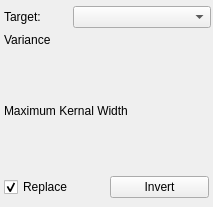
First picture: the form in src/Interface/ToolInterface/DiscreteGaussianFilterInterface.ui, repository SCIInstitute/Seg3D, before the edit.
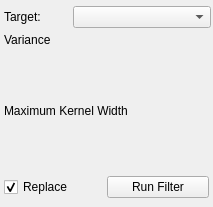
Second picture: the form after the edit.

```diff
--- a/src/Interface/ToolInterface/DiscreteGaussianFilterInterface.ui
+++ b/src/Interface/ToolInterface/DiscreteGaussianFilterInterface.ui
@@ -10,6 +10,24 @@
     <height>207</height>
    </rect>
   </property>
+  <property name="sizePolicy">
+   <sizepolicy hsizetype="Fixed" vsizetype="Fixed">
+    <horstretch>0</horstretch>
+    <verstretch>0</verstretch>
+   </sizepolicy>
+  </property>
+  <property name="minimumSize">
+   <size>
+    <width>213</width>
+    <height>207</height>
+   </size>
+  </property>
+  <property name="maximumSize">
+   <size>
+    <width>213</width>
+    <height>207</height>
+   </size>
+  </property>
   <property name="windowTitle">
    <string>Form</string>
   </property>
@@ -94,7 +112,7 @@
     <item>
      <widget class="QLabel" name="kernalLabel">
       <property name="text">
-       <string>Maximum Kernal Width</string>
+       <string>Maximum Kernel Width</string>
       </property>
      </widget>
     </item>
@@ -134,6 +152,9 @@
     </rect>
    </property>
    <layout class="QHBoxLayout" name="replaceInvertLayout">
+    <property name="spacing">
+     <number>0</number>
+    </property>
     <item>
      <widget class="QCheckBox" name="replaceCheckBox">
       <property name="text">
@@ -147,7 +168,7 @@
     <item>
      <widget class="QPushButton" name="invertButton">
       <property name="text">
-       <string>Invert</string>
+       <string>Run Filter</string>
       </property>
      </widget>
     </item>
```
Left out of the diff: 8 changed lines with no effect on the pictures.
